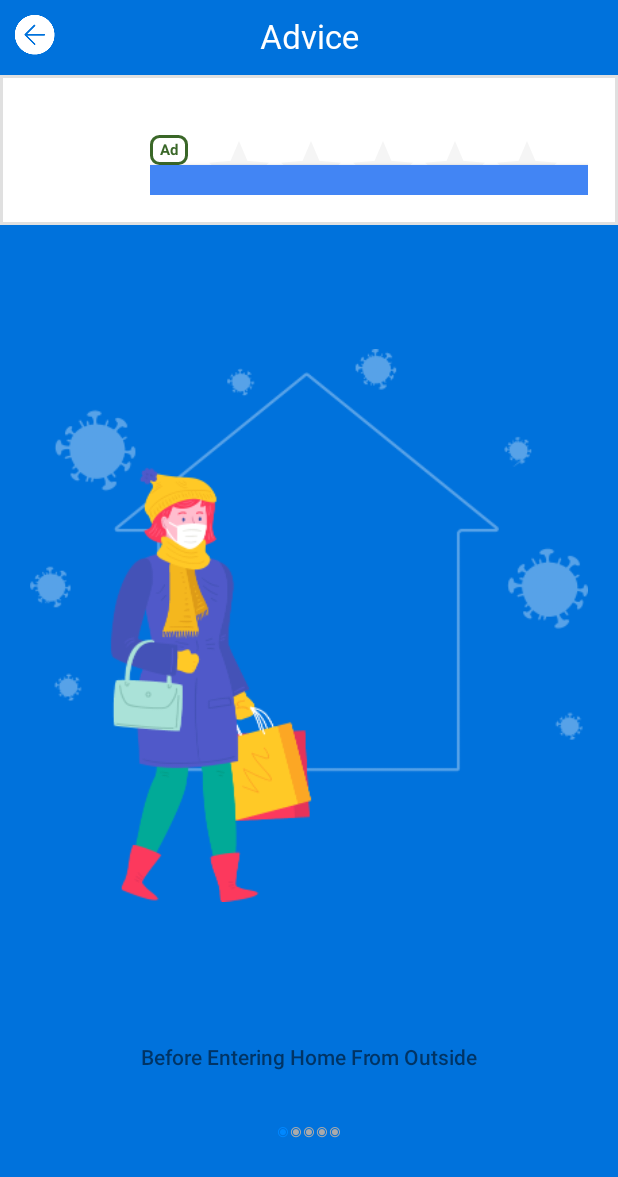
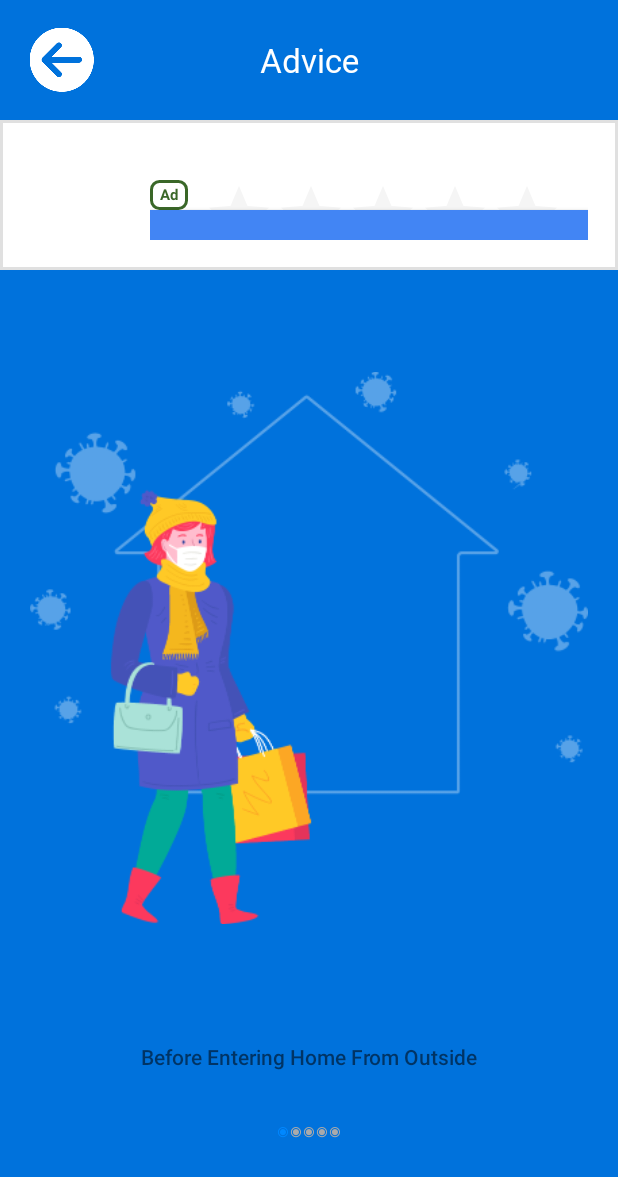
Before and after one commit to mrhoathhl/DetectorHand, an Android app: the fragment AdviceFragment placed in its activity, on a phone screen of 412 x 824 dp. Shown: the top 1177 px of the screen. Run offline under Robolectric (Android 15) with nearby library versions, the phone set to English and light mode, and no system bars; our stand-ins replace AdMob; plain views replace NativeAdView; pictures from the network do not load; 10 statements that could not run were skipped.

Commit message:
Update popup, thieu anh minh hoa advice + background advice

```diff
--- a/app/src/main/java/com/monster/handscan/protecthealth/fragment/ChallengeFragment.java
+++ b/app/src/main/java/com/monster/handscan/protecthealth/fragment/ChallengeFragment.java
@@ -13,6 +13,7 @@ import android.view.View;
 import android.view.ViewGroup;
 import android.view.Window;
 import android.widget.ImageButton;
+import android.widget.ImageView;
 import android.widget.ListView;
 import android.widget.TextView;
 
@@ -108,10 +109,10 @@ public class ChallengeFragment extends Fragment implements View.OnClickListener
         dialog.setContentView(R.layout.dialog_clear_history_custom);
         dialog.getWindow().setBackgroundDrawable(new ColorDrawable(android.graphics.Color.TRANSPARENT));
 
-        TextView mDialogNo = dialog.findViewById(R.id.dismiss);
+        ImageView mDialogNo = dialog.findViewById(R.id.dismiss);
         mDialogNo.setOnClickListener(v -> dialog.dismiss());
 
-        TextView mDialogOk = dialog.findViewById(R.id.confirm);
+        ImageView mDialogOk = dialog.findViewById(R.id.confirm);
         mDialogOk.setOnClickListener(v -> {
             MainActivity.self().db.deleteAllScanHistories();
             dialog.dismiss();
--- a/app/src/main/java/com/monster/handscan/protecthealth/fragment/HistoryFragment.java
+++ b/app/src/main/java/com/monster/handscan/protecthealth/fragment/HistoryFragment.java
@@ -11,6 +11,7 @@ import android.view.View;
 import android.view.ViewGroup;
 import android.view.Window;
 import android.widget.ImageButton;
+import android.widget.ImageView;
 import android.widget.ListView;
 import android.widget.TextView;
 
@@ -78,10 +79,10 @@ public class HistoryFragment extends Fragment implements View.OnClickListener {
         dialog.setContentView(R.layout.dialog_clear_history_custom);
         dialog.getWindow().setBackgroundDrawable(new ColorDrawable(android.graphics.Color.TRANSPARENT));
 
-        TextView mDialogNo = dialog.findViewById(R.id.dismiss);
+        ImageView mDialogNo = dialog.findViewById(R.id.dismiss);
         mDialogNo.setOnClickListener(v -> dialog.dismiss());
 
-        TextView mDialogOk = dialog.findViewById(R.id.confirm);
+        ImageView mDialogOk = dialog.findViewById(R.id.confirm);
         mDialogOk.setOnClickListener(v -> {
             MainActivity.self().db.deleteAllScanHistories();
             dialog.dismiss();
--- a/app/src/main/res/layout/fragment_advice.xml
+++ b/app/src/main/res/layout/fragment_advice.xml
@@ -15,30 +15,30 @@
 
         <RelativeLayout
             android:layout_width="match_parent"
-            android:layout_height="50dp"
+            android:layout_height="80dp"
             android:orientation="horizontal">
 
             <ImageButton
                 android:id="@+id/backBtn"
                 android:layout_width="wrap_content"
                 android:layout_height="wrap_content"
+                android:layout_alignParentStart="true"
+                android:layout_marginStart="20dp"
+                android:layout_centerVertical="true"
                 android:background="@drawable/button_bg"
-                android:layout_marginTop="10dp"
-                android:layout_marginStart="10dp"
-                android:src="@drawable/back2"
-                android:layout_alignParentStart="true"/>
+                android:src="@drawable/back2" />
 
             <TextView
                 android:layout_width="wrap_content"
                 android:layout_height="wrap_content"
-                android:layout_marginTop="9dp"
+                android:layout_alignParentStart="true"
                 android:layout_alignParentEnd="true"
-                android:layout_alignParentStart="true"
+                android:layout_centerVertical="true"
+                android:fontFamily="@font/condensedbold"
+                android:text="@string/advice"
                 android:textAlignment="center"
                 android:textColor="#ffffff"
-                android:textSize="22sp"
-                android:fontFamily="@font/condensedbold"
-                android:text="@string/advice" />
+                android:textSize="22sp" />
         </RelativeLayout>
 
         <com.google.android.ads.nativetemplates.TemplateView
--- a/app/src/main/res/layout/fragment_challenge.xml
+++ b/app/src/main/res/layout/fragment_challenge.xml
@@ -13,7 +13,7 @@
 
         <RelativeLayout
             android:layout_width="match_parent"
-            android:layout_height="50dp"
+            android:layout_height="80dp"
             android:orientation="horizontal">
 
             <ImageButton
@@ -22,7 +22,7 @@
                 android:layout_height="wrap_content"
                 android:layout_alignParentStart="true"
                 android:layout_marginStart="20dp"
-                android:layout_marginTop="20dp"
+                android:layout_centerVertical="true"
                 android:background="@drawable/button_bg"
                 android:src="@drawable/back2" />
 
@@ -31,7 +31,7 @@
                 android:layout_height="wrap_content"
                 android:layout_alignParentStart="true"
                 android:layout_alignParentEnd="true"
-                android:layout_marginTop="18dp"
+                android:layout_centerVertical="true"
                 android:fontFamily="@font/condensedbold"
                 android:text="@string/challenge"
                 android:textAlignment="center"
--- a/app/src/main/res/layout/fragment_object.xml
+++ b/app/src/main/res/layout/fragment_object.xml
@@ -15,7 +15,7 @@
         <RelativeLayout
             android:id="@+id/toolbar"
             android:layout_width="match_parent"
-            android:layout_height="70dp"
+            android:layout_height="80dp"
             android:orientation="horizontal">
 
             <ImageButton
--- a/app/src/main/res/layout/fragment_setting.xml
+++ b/app/src/main/res/layout/fragment_setting.xml
@@ -14,7 +14,7 @@
         <RelativeLayout
             android:id="@+id/toolbar"
             android:layout_width="match_parent"
-            android:layout_height="70dp"
+            android:layout_height="80dp"
             android:orientation="horizontal">
 
             <ImageButton
@@ -23,7 +23,7 @@
                 android:layout_height="wrap_content"
                 android:layout_alignParentStart="true"
                 android:layout_marginStart="20dp"
-                android:layout_marginTop="20dp"
+                android:layout_centerVertical="true"
                 android:background="@drawable/button_bg"
                 android:src="@drawable/back2" />
 
@@ -32,7 +32,7 @@
                 android:layout_height="wrap_content"
                 android:layout_alignParentStart="true"
                 android:layout_alignParentEnd="true"
-                android:layout_marginTop="18dp"
+                android:layout_centerVertical="true"
                 android:fontFamily="@font/condensedbold"
                 android:text="@string/settings"
                 android:textAlignment="center"
```
Also changed, not shown: app/src/main/res/drawable/custom_progress_bar.xml (+5 -5 lines), app/src/main/res/layout/dialog_clear_history_custom.xml (+49 -25 lines), app/src/main/res/layout/fragment_history.xml (+4 -4 lines), app/src/main/res/layout/fragment_home.xml (+3 -4 lines), app/src/main/res/drawable-xxhdpi/back2.png, app/src/main/res/drawable-xxhdpi/backgroudloading.png, app/src/main/res/drawable-xxhdpi/reset.png, app/src/main/res/drawable-xxhdpi/setting.png.
